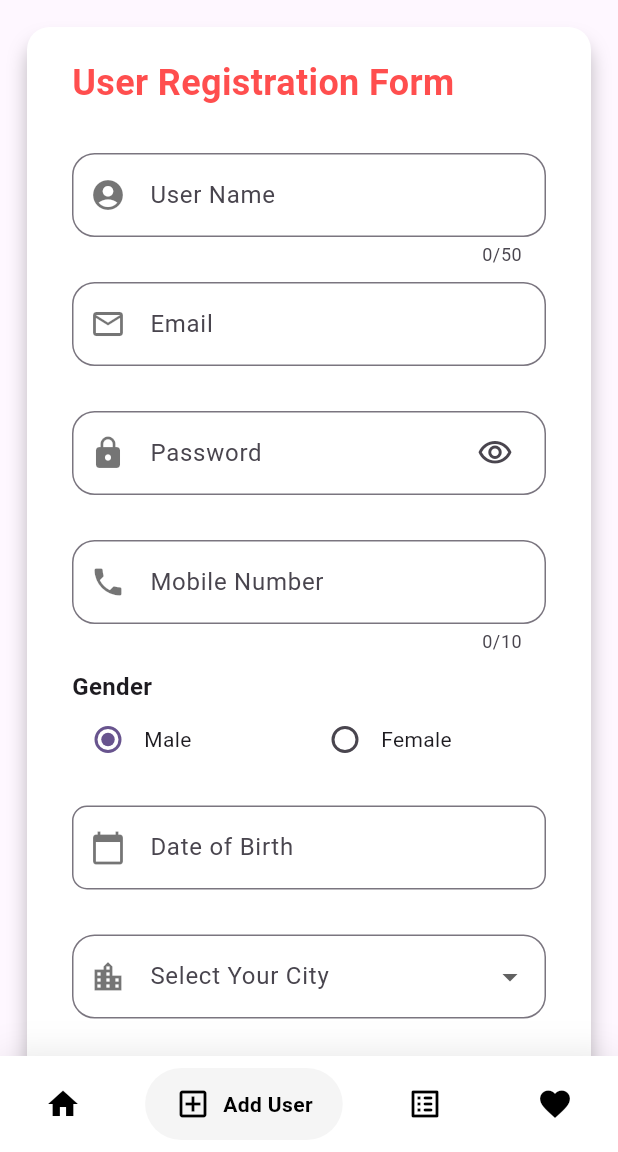
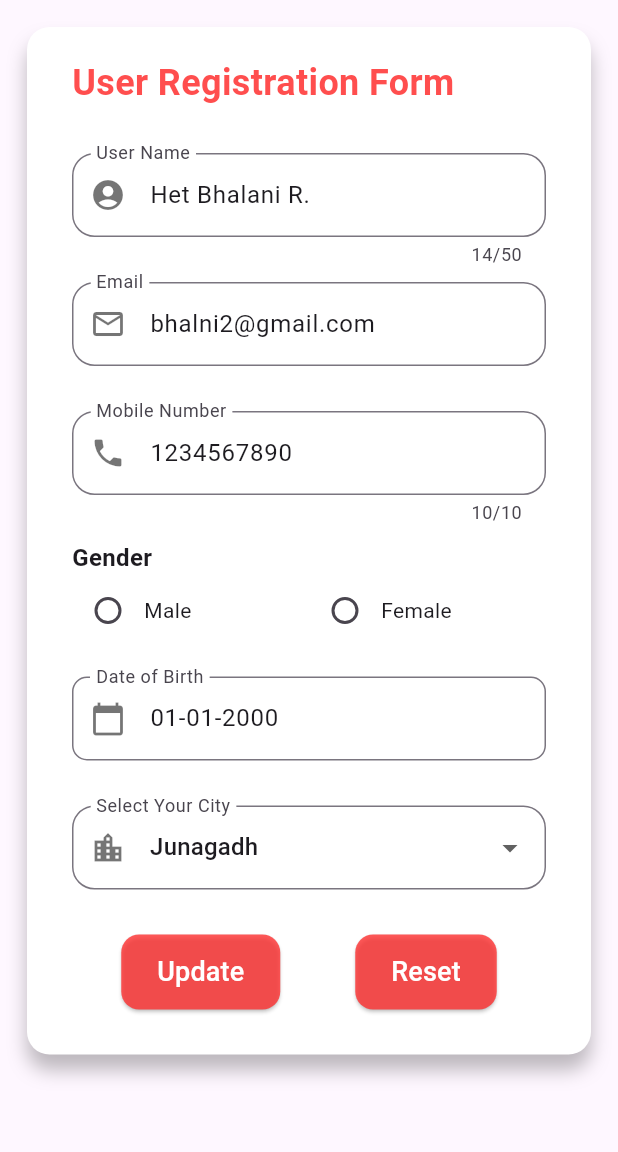
Before and after one commit to hetbhalani/matrimony_app, a Flutter app: the screen it shows after launch, item 2 of the bottom bar chosen, after a tap on the "edit" icon, on a phone screen of 412 x 824 dp, the part 84-1236 px from its top. Run offline on Flutter 3.47's test engine with Material 3 defaults, Android fonts, the phone set to English and light mode, and no system bars; drawn by our look-alikes of google_nav_bar; missing offline and left inert: aswdc_flutter_pub.

Commit message:
update done

```diff
--- a/lib/updateForm.dart
+++ b/lib/updateForm.dart
@@ -1,11 +1,11 @@
 import 'package:flutter/material.dart';
 import 'package:flutter/services.dart';
 import 'package:intl/intl.dart';
-import 'package:matrimonial_app/UserList.dart';
 import 'package:matrimonial_app/favUser.dart';
 import 'package:matrimonial_app/home.dart';
 import 'package:matrimonial_app/user.dart';
 import 'package:google_nav_bar/google_nav_bar.dart';
+import 'package:matrimonial_app/userList.dart';
 
 class User {
   String name;
@@ -32,21 +32,25 @@ class User {
 }
 
 class UpdateUser extends StatefulWidget {
-  const UpdateUser({super.key});
+  final int userIndex;
+  const UpdateUser({super.key,required this.userIndex});
 
   @override
   State<UpdateUser> createState() => _UpdateUserState();
 }
 
 class _UpdateUserState extends State<UpdateUser> {
-  TextEditingController name = TextEditingController();
-  TextEditingController email = TextEditingController();
-  TextEditingController phone = TextEditingController();
-  TextEditingController dob = TextEditingController();
-  TextEditingController city = TextEditingController();
-  // TextEditingController gender = TextEditingController();
+  @override
+  TextEditingController name = TextEditingController(text: userForUpdate['name'].toString());
+  TextEditingController email = TextEditingController(text: userForUpdate['email'].toString());
+  TextEditingController phone = TextEditingController(text: userForUpdate['phone'].toString());
+  TextEditingController dob = TextEditingController(text: userForUpdate['dob'].toString());
+  TextEditingController city = TextEditingController(text: userForUpdate['city'].toString());
+  TextEditingController gender = TextEditingController(text: userForUpdate['gender'].toString());
+  TextEditingController isFav = TextEditingController(text: userForUpdate['isFav'].toString());
+
   // TextEditingController hobbies = TextEditingController();
-  TextEditingController password = TextEditingController();
+  // TextEditingController password = TextEditingController(text: userForUpdate['password'].toString());
 
   bool isMale = true;
 
@@ -208,57 +212,6 @@ class _UpdateUserState extends State<UpdateUser> {
                           height: 30,
                         ),
                         TextFormField(
-                          controller: password,
-                          obscureText: isPasswordHidden,
-                          decoration: InputDecoration(
-                            labelText: "Password",
-                            prefixIcon: Icon(Icons.lock,
-                                color:
-                                isValidpass ? Colors.black54 : Colors.red),
-                            suffixIcon: Padding(
-                              padding: const EdgeInsets.fromLTRB(0, 0, 10.0, 0),
-                              child: IconButton(
-                                onPressed: () {
-                                  setState(() {
-                                    isPasswordHidden = !isPasswordHidden;
-                                  });
-                                },
-                                icon: Icon(
-                                  isPasswordHidden
-                                      ? Icons.visibility_outlined
-                                      : Icons.visibility_off_outlined,
-                                ),
-                              ),
-                            ),
-                            border: OutlineInputBorder(
-                              borderRadius:
-                              BorderRadius.all(Radius.circular(15)),
-                            ),
-                          ),
-                          validator: (value) {
-                            if (value == null || value.isEmpty) {
-                              setState(() {
-                                isValidpass = false;
-                              });
-                              return 'Please enter password';
-                            }
-                            if (value.length < 8) {
-                              setState(() {
-                                isValidpass = false;
-                              });
-                              return 'Enter at least 8 digit Password';
-                            } else {
-                              setState(() {
-                                isValidpass = true;
-                              });
-                            }
-                            return null;
-                          },
-                        ),
-                        SizedBox(
-                          height: 30,
-                        ),
-                        TextFormField(
                           controller: phone,
                           maxLength: 10,
                           inputFormatters: [FilteringTextInputFormatter.digitsOnly],                          decoration: InputDecoration(
@@ -308,7 +261,7 @@ class _UpdateUserState extends State<UpdateUser> {
                                   child: Row(
                                     children: [
                                       Radio<bool>(
-                                        value: true,
+                                        value: gender.text == 'Male'? true : false,
                                         groupValue: isMale,
                                         onChanged: (value) {
                                           setState(() {
@@ -403,7 +356,7 @@ class _UpdateUserState extends State<UpdateUser> {
                           height: 30,
                         ),
                         DropdownButtonFormField<String>(
-                          value: selectedCity,
+                          value: city.text,
                           focusColor: Colors.transparent,
                           decoration: InputDecoration(
                             labelText: "Select Your City",
@@ -423,8 +376,8 @@ class _UpdateUserState extends State<UpdateUser> {
                           }).toList(),
                           onChanged: (String? newValue) {
                             setState(() {
-                              selectedCity =
-                                  newValue; // Update the selected city
+                              city.text =
+                                  newValue!; // Update the selected city
                             });
                           },
                           validator: (value) {
@@ -478,15 +431,13 @@ class _UpdateUserState extends State<UpdateUser> {
                                             email: email.text,
                                             phone: phone.text,
                                             dob: dob.text,
-                                            city: selectedCity ?? '',
+                                            city: city.text ?? '',
                                             gender: isMale,
-                                            isFav:false
-                                          // hobbies: selectedHobbiesString,
+                                            isFav: userForUpdate['isFav'],                                          // hobbies: selectedHobbiesString,
                                           // password: password.text,
                                         );
-
                                         setState(() {
-                                          users.insert(0,{
+                                          users[widget.userIndex] = {
                                             'name': newUser.name,
                                             'email': newUser.email,
                                             'phone': newUser.phone,
@@ -494,15 +445,12 @@ class _UpdateUserState extends State<UpdateUser> {
                                             'city': newUser.city,
                                             'gender': newUser.gender,
                                             'isFav': newUser.isFav,
-                                            // 'hobbies': newUser.hobbies,
-                                            // 'password': newUser.password,
-                                          });
+                                          };
                                         });
                                         name.clear();
                                         email.clear();
                                         phone.clear();
                                         dob.clear();
-                                        password.clear();
                                         ScaffoldMessenger.of(context)
                                             .showSnackBar(
                                           const SnackBar(
@@ -512,7 +460,7 @@ class _UpdateUserState extends State<UpdateUser> {
                                                     color: Colors.green),
                                                 SizedBox(width: 8),
                                                 Text(
-                                                    "User added successfully!"),
+                                                    "User Updated successfully!"),
                                               ],
                                             ),
                                             backgroundColor: Colors.black87,
@@ -520,7 +468,7 @@ class _UpdateUserState extends State<UpdateUser> {
                                             duration: Duration(seconds: 3),
                                           ),
                                         );
-
+                                        Navigator.push(context, MaterialPageRoute(builder: (context)=>Userlist()));
                                         print(users);
                                       } else {
                                         ScaffoldMessenger.of(context)
@@ -569,7 +517,6 @@ class _UpdateUserState extends State<UpdateUser> {
                                       setState(() {
                                         name.clear();
                                         email.clear();
-                                        password.clear();
                                         phone.clear();
                                         dob.clear();
                                         city.clear();
@@ -598,69 +545,6 @@ class _UpdateUserState extends State<UpdateUser> {
           ),
         ),
       ),
-      bottomNavigationBar: Container(
-        decoration: BoxDecoration(
-          color: Colors.white,
-          boxShadow: [
-            BoxShadow(
-              blurRadius: 20,
-              color: Colors.black.withOpacity(.1),
-            )
-          ],
-        ),
-        child: SafeArea(
-          child: Padding(
-            padding: const EdgeInsets.symmetric(horizontal: 10.0, vertical: 8),
-            child: GNav(
-              rippleColor: Colors.grey[300]!,
-              hoverColor: Colors.grey[100]!,
-              gap: 8,
-              activeColor: Colors.black,
-              iconSize: 24,
-              padding: EdgeInsets.symmetric(horizontal: 20, vertical: 12),
-              duration: Duration(milliseconds: 400),
-              tabBackgroundColor: Colors.grey[100]!,
-              color: Colors.black,
-              tabs: [
-                GButton(
-                  icon: Icons.home,
-                  text: 'Home',
-                  onPressed: (){
-                    Navigator.pushReplacement(context, MaterialPageRoute(builder: (context)=> HomePage()));
-                  },
-                ),
-                GButton(
-                  icon: Icons.add_box_outlined,
-                  text: 'Add User',
-                  onPressed: (){
-                    Navigator.pushReplacement(context, MaterialPageRoute(builder: (context)=> CrudUser()));
-                  },
-                ),
-                GButton(
-                  icon: Icons.list_alt_rounded,
-                  text: 'User List',
-                  onPressed: (){
-                    Navigator.pushReplacement(context, MaterialPageRoute(builder: (context)=> Userlist()));
-                  },
-                ),
-                GButton(
-                  icon: Icons.favorite,
-                  text: 'Favorite',
-                  onPressed: (){
-                    Navigator.pushReplacement(context, MaterialPageRoute(builder: (context)=> FavUsers()));
-                  },
-                ),
-              ],
-              selectedIndex: _selectedIndex,
-              onTabChange: (index) {
-                setState(() {
-                  _selectedIndex = index;
-                });
-              },
-            ),
-          ),
-        ),
-      ),
     );
 
   }
```
